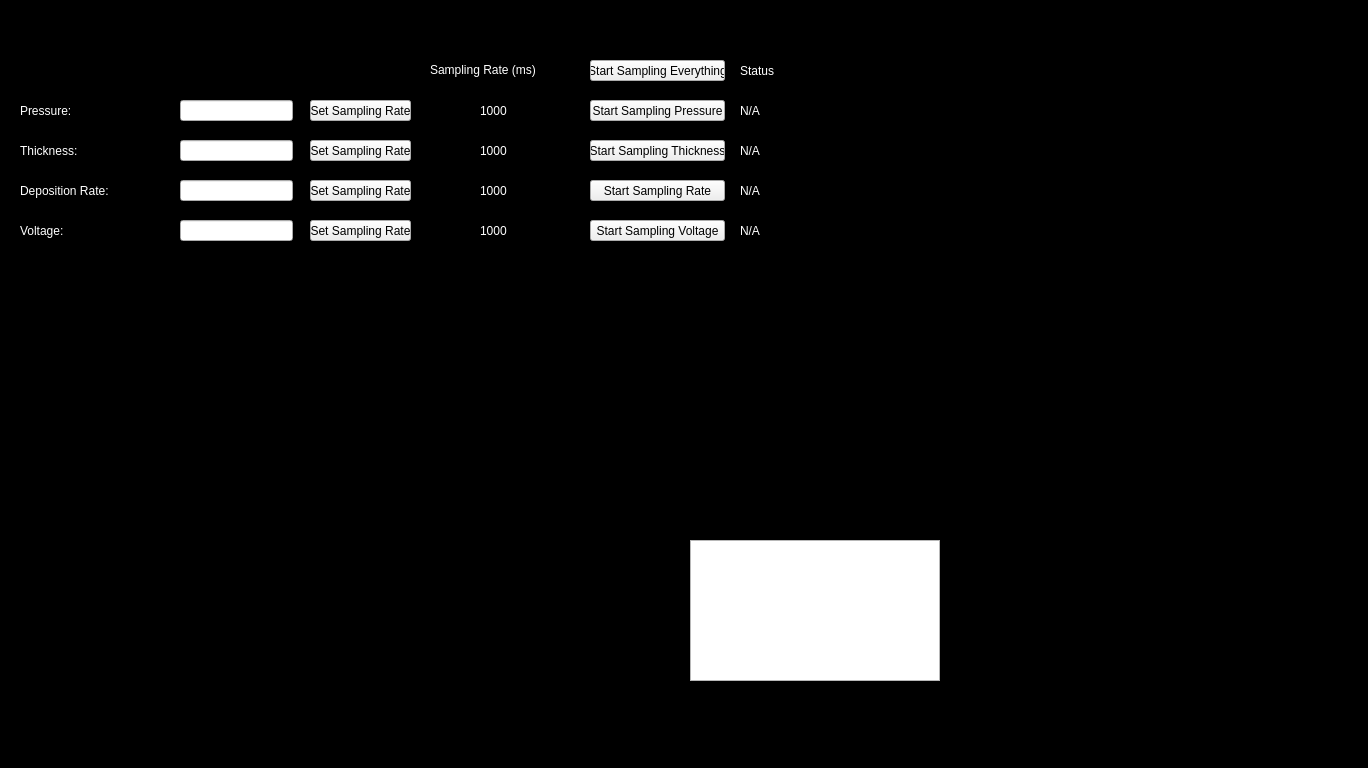
Above: Evaporator GUI/dataCollectorUI.ui from afylab/LabRAD-Evaporator before the change. Below: the same form after it.
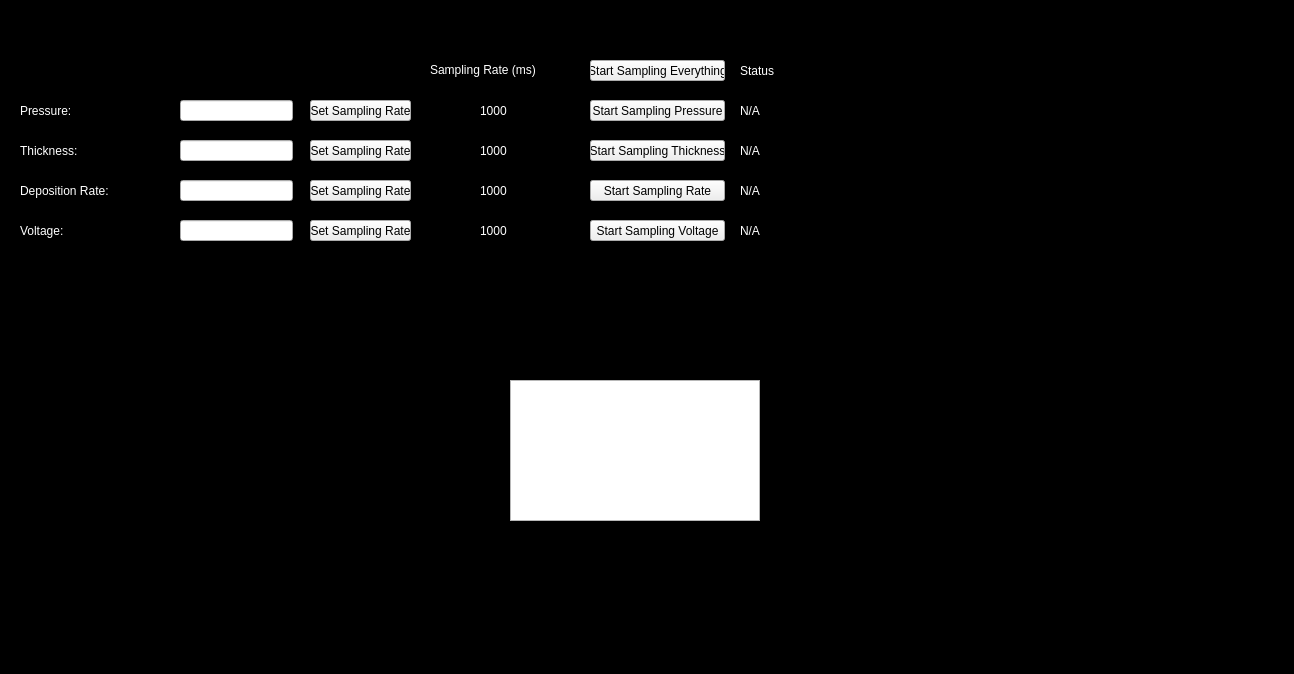
That is the form after the change.

Diff of the .ui file:
```diff
--- a/Evaporator GUI/dataCollectorUI.ui
+++ b/Evaporator GUI/dataCollectorUI.ui
@@ -6,8 +6,8 @@
    <rect>
     <x>0</x>
     <y>0</y>
-    <width>1368</width>
-    <height>768</height>
+    <width>1294</width>
+    <height>674</height>
    </rect>
   </property>
   <property name="sizePolicy">
@@ -257,8 +257,8 @@
    <widget class="QTextEdit" name="textEdit">
     <property name="geometry">
      <rect>
-      <x>690</x>
-      <y>540</y>
+      <x>510</x>
+      <y>380</y>
       <width>250</width>
       <height>141</height>
      </rect>
```
